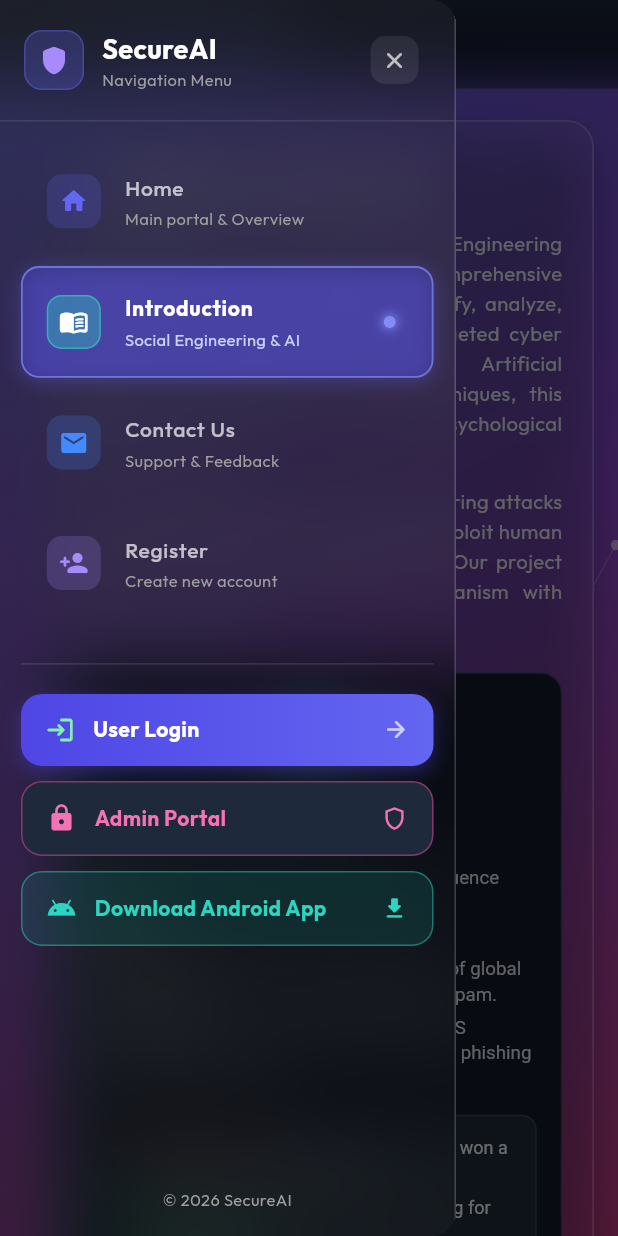
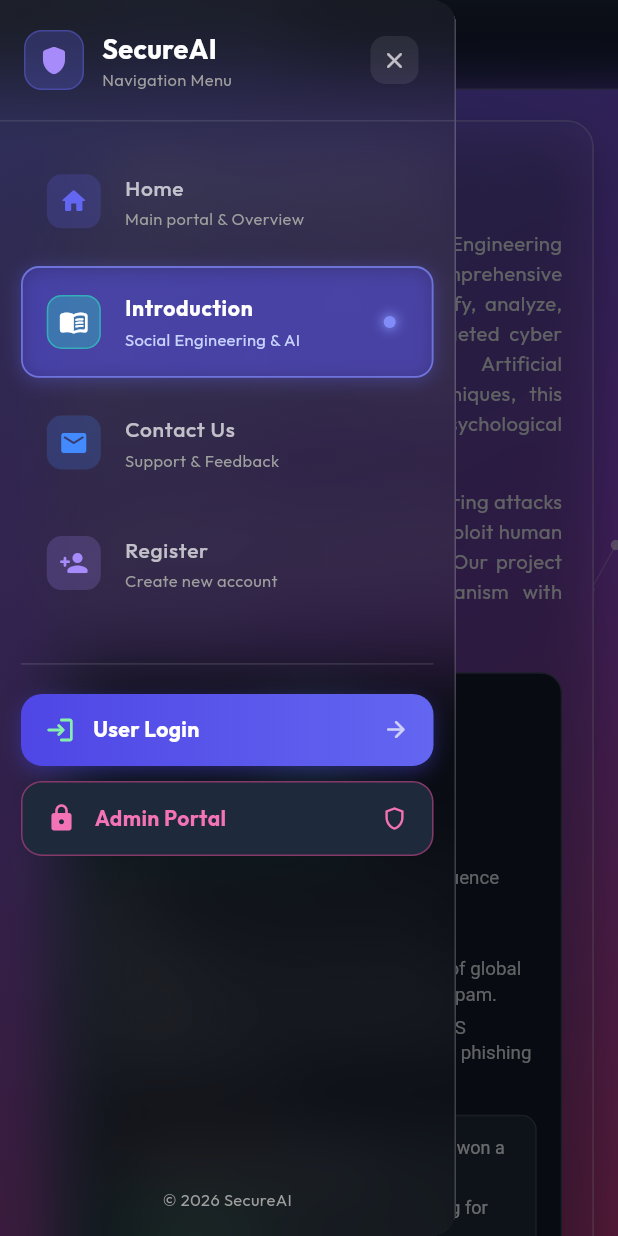
Before and after one commit to Kokalasaiteja/SecureAI, a Flutter app: the IntroductionScreen screen opened by its route, with the side drawer open, on a phone screen of 412 x 824 dp. Run offline on Flutter 3.47's test engine with Material 3 defaults, Android fonts, the phone set to English and light mode, and no system bars; our stand-ins replace flutter_spinkit, google_fonts, image_picker, shared_preferences; accounts and stored records are empty; network calls fail; statements that could not run were skipped.

Commit message:
Remove Download App button from mobile drawer and alternate card indicator strips in Introduction screen

```diff
--- a/SecureAI_Mobile_app/lib/screens/info_screens.dart
+++ b/SecureAI_Mobile_app/lib/screens/info_screens.dart
@@ -98,6 +98,7 @@ class IntroductionScreen extends StatelessWidget {
                         _buildFeatureCard(
                           icon: Icons.qr_code_2_rounded,
                           title: "2. QR Code Threat Scanner",
+                          isStripRight: true,
                           accentColor: const Color(0xFFA855F7), // Purple
                           logic: "Image processing to decode QR matrices followed by rigorous URL threat extraction and analysis.",
                           model: "OpenCV for QR decoding; LangChain combined with Google Gemini 3.5 Flash.",
@@ -151,6 +152,7 @@ class IntroductionScreen extends StatelessWidget {
                         _buildFeatureCard(
                           icon: Icons.shield_rounded,
                           title: "4. Password Strength & Breach Analyzer",
+                          isStripRight: true,
                           accentColor: const Color(0xFFF59E0B), // Yellow/Amber
                           logic: "Combines heuristic complexity checking with secure, zero-knowledge breach verification.",
                           model: "SHA-1 hashing algorithm for k-Anonymity (prefix matching).",
@@ -285,28 +287,14 @@ class IntroductionScreen extends StatelessWidget {
     required String trainingData,
     required String functionality,
     required List<_ExampleItem> examples,
+    bool isStripRight = false,
   }) {
-    return ClipRRect(
-      borderRadius: BorderRadius.circular(14),
-      child: Container(
-        decoration: BoxDecoration(
-          color: const Color(0xFF111827), // bg-gray-900
-          borderRadius: BorderRadius.circular(14),
-          border: Border.all(
-            color: const Color(0xFF374151), // border-gray-700
-            width: 1.0,
-          ),
-        ),
-        child: IntrinsicHeight(
-          child: Row(
-            crossAxisAlignment: CrossAxisAlignment.stretch,
-            children: [
-              // Accent colored indicator bar
-              Container(
+    final strip = Container(
       width: 4.5,
       color: accentColor,
-              ),
-              Expanded(
+    );
+
+    final content = Expanded(
       child: Padding(
         padding: const EdgeInsets.all(16),
         child: Column(
@@ -374,7 +362,7 @@ class IntroductionScreen extends StatelessWidget {
                     child: Row(
                       crossAxisAlignment: CrossAxisAlignment.start,
                       children: [
-                                  Icon(iconData, color: color, size: 16),
+                        Icon(iconData, size: 14, color: color),
                         const SizedBox(width: 6),
                         Expanded(
                           child: RichText(
@@ -402,8 +390,23 @@ class IntroductionScreen extends StatelessWidget {
           ],
         ),
       ),
+    );
+
+    return ClipRRect(
+      borderRadius: BorderRadius.circular(14),
+      child: Container(
+        decoration: BoxDecoration(
+          color: const Color(0xFF111827), // bg-gray-900
+          borderRadius: BorderRadius.circular(14),
+          border: Border.all(
+            color: const Color(0xFF374151), // border-gray-700
+            width: 1.0,
           ),
-            ],
+        ),
+        child: IntrinsicHeight(
+          child: Row(
+            crossAxisAlignment: CrossAxisAlignment.stretch,
+            children: isStripRight ? [content, strip] : [strip, content],
           ),
         ),
       ),
--- a/SecureAI_Mobile_app/lib/widgets/app_drawer.dart
+++ b/SecureAI_Mobile_app/lib/widgets/app_drawer.dart
@@ -1,6 +1,5 @@
 import 'dart:ui';
 import 'package:flutter/material.dart';
-import 'package:url_launcher/url_launcher.dart';
 import '../theme/app_theme.dart';
 import '../services/api_service.dart';
 
@@ -251,54 +250,6 @@ class AppDrawer extends StatelessWidget {
                         ],
                       ),
                       Icon(Icons.shield_outlined, color: Color(0xFFF472B6), size: 18),
-                    ],
-                  ),
-                ),
-              ),
-
-              const SizedBox(height: 10),
-
-              // Download Android App Button (below Admin Portal)
-              InkWell(
-                onTap: () async {
-                  Navigator.pop(context);
-                  final uri = Uri.parse("http://127.0.0.1:8000/media/app-arm64-v8a-release.apk");
-                  final fallbackUri = Uri.parse("https://secureai-7wgj.onrender.com/media/app-arm64-v8a-release.apk");
-                  try {
-                    if (!await launchUrl(uri, mode: LaunchMode.externalApplication)) {
-                      await launchUrl(fallbackUri, mode: LaunchMode.externalApplication);
-                    }
-                  } catch (_) {
-                    try {
-                      await launchUrl(fallbackUri, mode: LaunchMode.externalApplication);
-                    } catch (_) {}
-                  }
-                },
-                child: Container(
-                  padding: const EdgeInsets.symmetric(horizontal: 16, vertical: 14),
-                  decoration: BoxDecoration(
-                    color: const Color(0xFF0F766E).withValues(alpha: 0.25),
-                    borderRadius: BorderRadius.circular(14),
-                    border: Border.all(color: const Color(0xFF2DD4BF).withValues(alpha: 0.45)),
-                  ),
-                  child: Row(
-                    mainAxisAlignment: MainAxisAlignment.spaceBetween,
-                    children: [
-                      Row(
-                        children: const [
-                          Icon(Icons.android_rounded, color: Color(0xFF2DD4BF), size: 20),
-                          SizedBox(width: 12),
-                          Text(
-                            "Download Android App",
-                            style: TextStyle(
-                              color: Color(0xFF2DD4BF),
-                              fontWeight: FontWeight.bold,
-                              fontSize: 14,
-                            ),
-                          ),
-                        ],
-                      ),
-                      const Icon(Icons.download_rounded, color: Color(0xFF2DD4BF), size: 18),
                     ],
                   ),
                 ),
```
Lines whose indentation alone changed are shown as unchanged.
